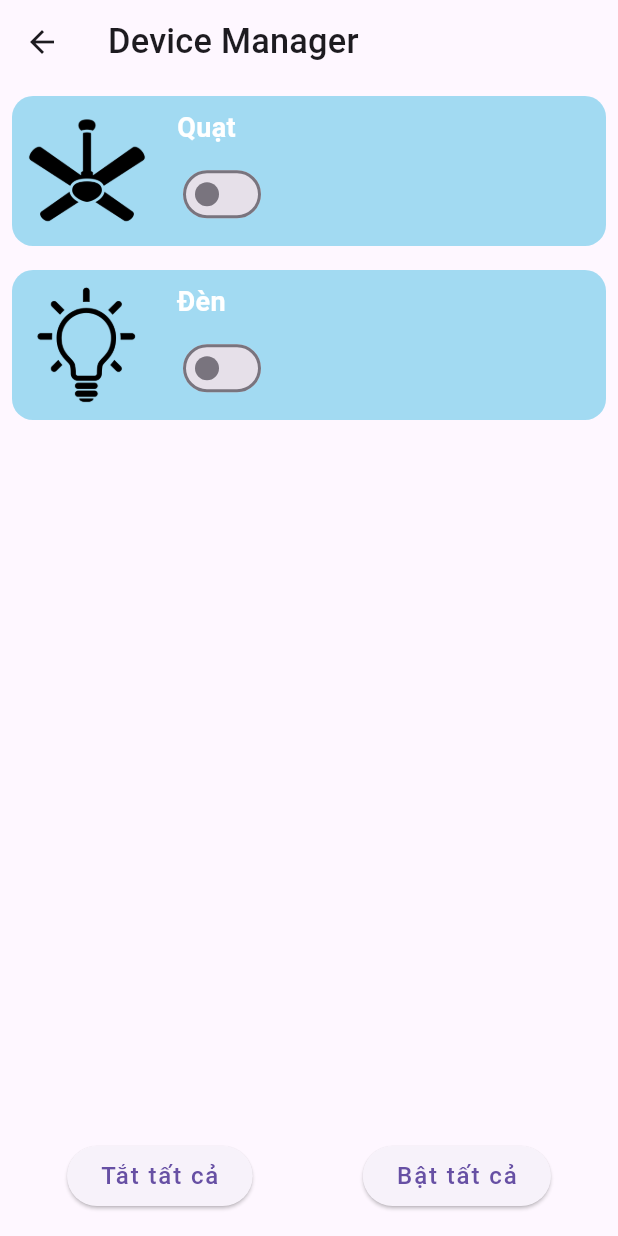
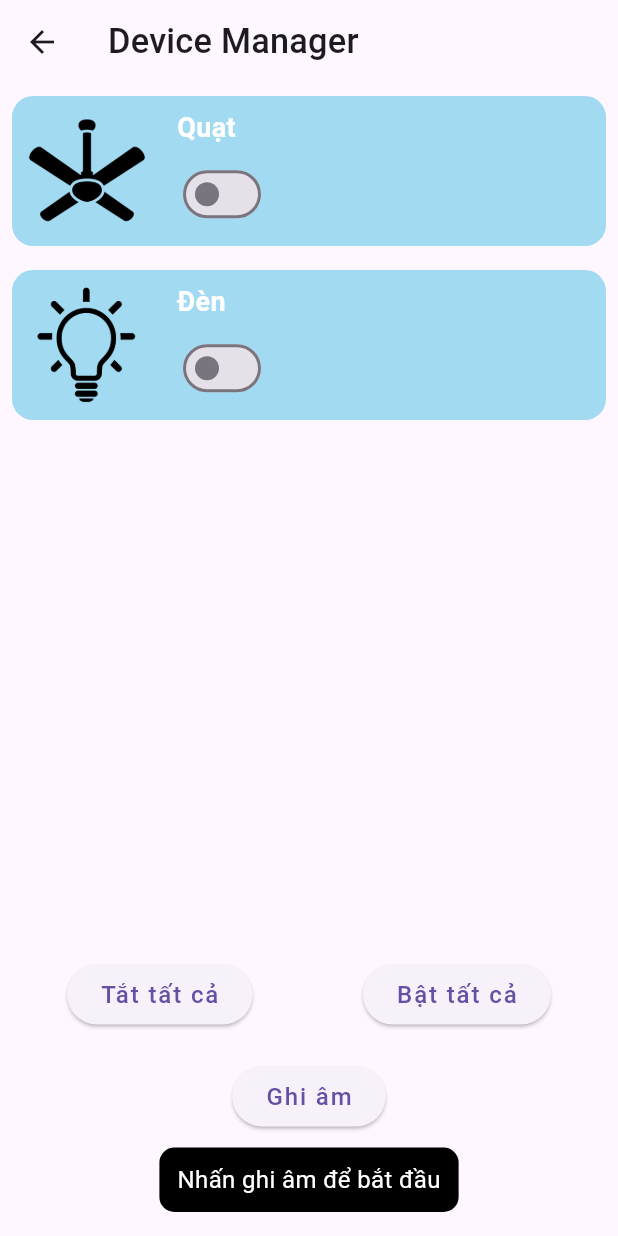
Before and after one commit to Lehuuan1006/sentinals, a Flutter app: the DeviceManager screen opened directly, on a phone screen of 412 x 824 dp. Run offline on Flutter 3.47's test engine with Material 3 defaults, Android fonts, the phone set to English and light mode, and no system bars; our stand-ins replace animated_bottom_navigation_bar, awesome_dialog, bloc, carousel_slider, cloud_firestore, cloud_functions and 17 more; missing offline and left inert: dart:ffi; accounts and stored records are empty; project files that could hold a hidden picture were left out.

Commit message:
add voice record

```diff
--- a/lib/screens/device_manager.dart
+++ b/lib/screens/device_manager.dart
@@ -1,4 +1,5 @@
 import 'package:flutter/material.dart';
+import 'package:speech_to_text/speech_to_text.dart' as stt;
 
 class DeviceManager extends StatefulWidget {
   @override
@@ -8,11 +9,48 @@ class DeviceManager extends StatefulWidget {
 class _DeviceManagerState extends State<DeviceManager> {
   bool fanState = false;
   bool lightState = false;
+  String recordedText = "Nhấn ghi âm để bắt đầu";
+  stt.SpeechToText _speech = stt.SpeechToText();
+  bool _isListening = false;
 
   void _setAllDevicesState(bool state) {
     setState(() {
       fanState = state;
       lightState = state;
+    });
+  }
+
+  void _startListening() async {
+    bool available = await _speech.initialize();
+    if (available) {
+      setState(() => _isListening = true);
+      _speech.listen(
+        onResult: (result) {
+          setState(() {
+            recordedText = result.recognizedWords.isNotEmpty
+                ? result.recognizedWords
+                : "...";
+          });
+        },
+        onSoundLevelChange: (level) {
+          if (level < 0.1) {
+            Future.delayed(Duration(seconds: 2), () {
+              if (!_speech.isListening) {
+                setState(() {
+                  _isListening = false;
+                });
+              }
+            });
+          }
+        },
+      );
+    }
+  }
+
+  void _stopListening() {
+    _speech.stop();
+    setState(() {
+      _isListening = false;
     });
   }
 
@@ -99,7 +137,9 @@ class _DeviceManagerState extends State<DeviceManager> {
             Padding(
               padding:
                   const EdgeInsets.symmetric(vertical: 16.0, horizontal: 8.0),
-              child: Row(
+              child: Column(
+                children: [
+                  Row(
                     mainAxisAlignment: MainAxisAlignment.spaceAround,
                     children: [
                       ElevatedButton(
@@ -112,6 +152,26 @@ class _DeviceManagerState extends State<DeviceManager> {
                       ),
                     ],
                   ),
+                  const SizedBox(height: 20),
+                  ElevatedButton(
+                    onPressed: _isListening ? _stopListening : _startListening,
+                    child: Text(_isListening ? "Dừng ghi âm" : "Ghi âm"),
+                  ),
+                  const SizedBox(height: 10),
+                  Container(
+                    padding: const EdgeInsets.all(12),
+                    margin: const EdgeInsets.symmetric(horizontal: 16),
+                    decoration: BoxDecoration(
+                      color: Colors.black,
+                      borderRadius: BorderRadius.circular(10),
+                    ),
+                    child: Text(
+                      recordedText,
+                      style: const TextStyle(fontSize: 16),
+                    ),
+                  ),
+                ],
+              ),
             ),
           ],
         ),
--- a/pubspec.yaml
+++ b/pubspec.yaml
@@ -41,6 +41,7 @@ dependencies:
   fl_chart: ^0.70.2
   webview_flutter: ^4.10.0
   firebase_database: ^11.3.2
+  speech_to_text: ^7.0.0
 
 dev_dependencies:
   flutter_test:
```
Also changed, not shown: pubspec.lock, 2 other files. Lines whose indentation alone changed are shown as unchanged.
